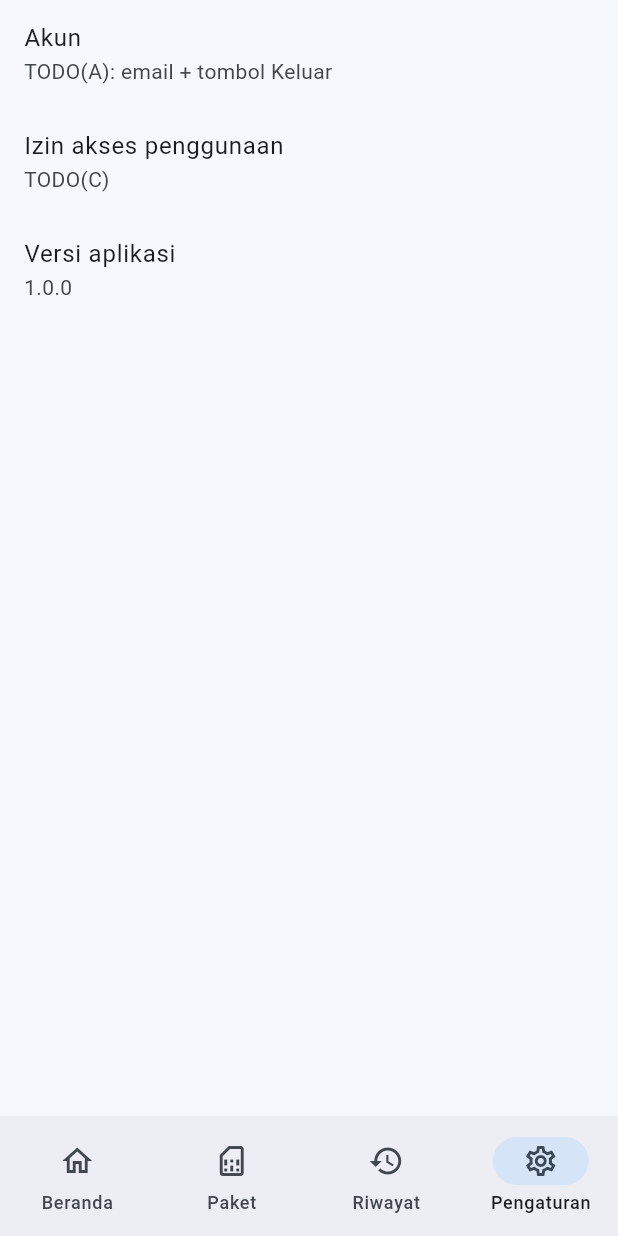
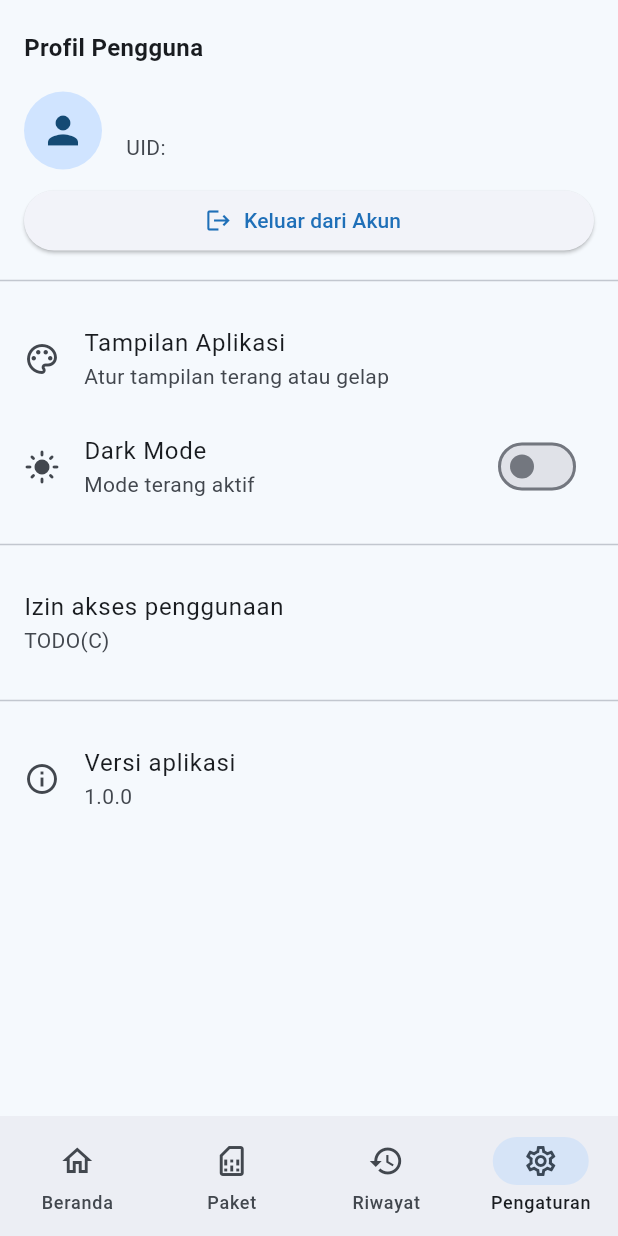
Before and after one commit to RedzyIN/datawise, a Flutter app: the screen it shows once a user with an empty profile is signed in, item 4 of the bottom bar chosen, on a phone screen of 412 x 824 dp. Run offline on Flutter 3.47's test engine with Material 3 defaults, Android fonts, the phone set to English and light mode, and no system bars; our stand-ins replace firebase_auth, firebase_core, sqflite; accounts and stored records are empty.

Commit message:
Implement authentication and settings features

```diff
--- a/lib/core/app_providers.dart
+++ b/lib/core/app_providers.dart
@@ -1,23 +1,33 @@
-// MILIK ARSITEK. Satu-satunya tempat mendaftarkan Repository, Service, dan Provider.
-// Minggu 2: ganti InMemory* dengan implementasi sqflite (bentuk sama).
+
+ // MILIK ARSITEK. Pendaftaran Repository, Service, dan Provider.
+// Integrasi SQLite Settings dan ThemeProvider untuk Anggota A.
+
 import 'package:provider/provider.dart';
 import 'package:provider/single_child_widget.dart';
+
+import 'theme_provider.dart';
 
 import '../features/auth/auth_provider.dart';
 import '../features/dashboard/dashboard_provider.dart';
 import '../features/package/package_provider.dart';
 import '../features/usage_monitor/usage_provider.dart';
+
 import '../repositories/repositories.dart';
+import '../repositories/sqflite_settings_repository.dart';
+
 import '../services/alert_service.dart';
 import '../services/auth_service.dart';
 import '../services/usage_service.dart';
 
 List<SingleChildWidget> buildAppProviders() {
-  // --- Repository (versi in-memory, minggu 1) ---
+  // --- Repository ---
   final packageRepo = InMemoryPackageRepository();
   final UsageRepository usageRepo = InMemoryUsageRepository(packageRepo);
   final AlertRepository alertRepo = InMemoryAlertRepository();
-  final SettingsRepository settingsRepo = InMemorySettingsRepository();
+
+  // Penyimpanan pengaturan menggunakan SQLite.
+  final SettingsRepository settingsRepo =
+      SqfliteSettingsRepository();
 
   // --- Service ---
   final AuthService authService = FirebaseAuthService();
@@ -25,21 +35,37 @@ List<SingleChildWidget> buildAppProviders() {
   final AlertService alertService = AlertServiceImpl(alertRepo, settingsRepo);
 
   return [
+    // --- Repository Provider ---
     Provider<PackageRepository>.value(value: packageRepo),
     Provider<UsageRepository>.value(value: usageRepo),
     Provider<AlertRepository>.value(value: alertRepo),
     Provider<SettingsRepository>.value(value: settingsRepo),
+
+    // --- Service Provider ---
     Provider<AuthService>.value(value: authService),
     Provider<UsageService>.value(value: usageService),
     Provider<AlertService>.value(value: alertService),
 
-    // --- Provider (ChangeNotifier) ---
-    ChangeNotifierProvider<AuthProvider>(create: (_) => AuthProvider(authService)),
-    ChangeNotifierProvider<PackageProvider>(create: (_) => PackageProvider(packageRepo)),
+    // --- ChangeNotifier Provider ---
+    ChangeNotifierProvider<AuthProvider>(
+      create: (_) => AuthProvider(authService),
+    ),
+    ChangeNotifierProvider<ThemeProvider>(
+      create: (_) => ThemeProvider(settingsRepo),
+    ),
+    ChangeNotifierProvider<PackageProvider>(
+      create: (_) => PackageProvider(packageRepo),
+    ),
     ChangeNotifierProvider<UsageProvider>(
-        create: (_) => UsageProvider(usageService, usageRepo, packageRepo)),
+      create: (_) => UsageProvider(usageService, usageRepo, packageRepo),
+    ),
     ChangeNotifierProvider<DashboardProvider>(
-        create: (_) =>
-            DashboardProvider(packageRepo, usageRepo, usageService, alertService)),
+      create: (_) => DashboardProvider(
+        packageRepo,
+        usageRepo,
+        usageService,
+        alertService,
+      ),
+    ),
   ];
 }
--- a/lib/core/theme.dart
+++ b/lib/core/theme.dart
@@ -1,7 +1,9 @@
-// MILIK ARSITEK (tema dasar). Anggota D menyempurnakan di lib/shared/.
-// Palet mengikuti dokumen Anggota D: biru muda, putih, bersih.
+
+// MILIK ARSITEK (tema dasar).
+// Penambahan Dark Mode untuk fitur Settings Anggota A.
 import 'package:flutter/material.dart';
 
+// Tema Light Mode
 ThemeData buildAppTheme() {
   const biruUtama = Color(0xFF3B9AE8);
   const biruTombol = Color(0xFF1F6FB8);
@@ -14,6 +16,7 @@ ThemeData buildAppTheme() {
       seedColor: biruUtama,
       primary: biruTombol,
       surface: Colors.white,
+      brightness: Brightness.light,
     ),
     scaffoldBackgroundColor: latar,
     appBarTheme: const AppBarTheme(
@@ -23,3 +26,23 @@ ThemeData buildAppTheme() {
     ),
   );
 }
+
+// Tema Dark Mode
+ThemeData buildDarkAppTheme() {
+  const biruUtama = Color(0xFF3B9AE8);
+
+  return ThemeData(
+    useMaterial3: true,
+    brightness: Brightness.dark,
+    colorScheme: ColorScheme.fromSeed(
+      seedColor: biruUtama,
+      brightness: Brightness.dark,
+    ),
+    scaffoldBackgroundColor: const Color(0xFF121212),
+    appBarTheme: const AppBarTheme(
+      backgroundColor: Color(0xFF1E1E1E),
+      foregroundColor: Colors.white,
+      elevation: 0,
+    ),
+  );
+}
--- /dev/null
+++ b/lib/core/theme_provider.dart
@@ -0,0 +1,57 @@
+
+import 'package:flutter/material.dart';
+
+import '../repositories/settings_repository.dart';
+
+class ThemeProvider extends ChangeNotifier {
+  ThemeProvider(this._settingsRepository);
+
+  final SettingsRepository _settingsRepository;
+
+  ThemeMode _themeMode = ThemeMode.light;
+  String? _currentUid;
+  int _requestId = 0;
+
+  ThemeMode get themeMode => _themeMode;
+
+  String _themeKey(String uid) => 'theme_mode_$uid';
+
+  Future<void> loadForUser(String? uid) async {
+    if (_currentUid == uid) return;
+
+    _currentUid = uid;
+    final requestId = ++_requestId;
+
+    if (uid == null) {
+      _themeMode = ThemeMode.light;
+      notifyListeners();
+      return;
+    }
+
+    final savedTheme = await _settingsRepository.get(_themeKey(uid));
+
+    if (_currentUid != uid || requestId != _requestId) return;
+
+    _themeMode =
+        savedTheme == 'dark' ? ThemeMode.dark : ThemeMode.light;
+
+    notifyListeners();
+  }
+
+  Future<void> setThemeMode(ThemeMode mode) async {
+    _themeMode = mode;
+    final requestId = ++_requestId;
+
+    notifyListeners();
+
+    final uid = _currentUid;
+    if (uid == null) return;
+
+    await _settingsRepository.set(
+      _themeKey(uid),
+      mode == ThemeMode.dark ? 'dark' : 'light',
+    );
+
+    if (requestId != _requestId) return;
+  }
+}
--- a/lib/features/settings/settings_page.dart
+++ b/lib/features/settings/settings_page.dart
@@ -1,30 +1,167 @@
-// PEMILIK: Anggota A (kerangka). C dan D menambah isi lewat PR masing-masing.
-// Susunan beku: 1 Akun (A) | 2 Izin data (C) | 3 Notifikasi (D) | 4 Pengaturan internet (C) | 5 Versi.
+
 import 'package:flutter/material.dart';
+import 'package:provider/provider.dart';
 
 import '../../core/constants.dart';
+import '../../core/theme_provider.dart';
+import '../auth/auth_provider.dart';
 import 'widgets/usage_permission_tile.dart';
 
 class SettingsPage extends StatelessWidget {
   const SettingsPage({super.key});
 
+  Future<void> _confirmLogout(
+    BuildContext context,
+    AuthProvider auth,
+  ) async {
+    final result = await showDialog<bool>(
+      context: context,
+      builder: (dialogContext) {
+        return AlertDialog(
+          title: const Text('Keluar dari akun?'),
+          content: const Text(
+            'Apakah kamu yakin ingin keluar dari akun DATAWISE?',
+          ),
+          actions: [
+            TextButton(
+              onPressed: () => Navigator.pop(dialogContext, false),
+              child: const Text('Batal'),
+            ),
+            ElevatedButton(
+              onPressed: () => Navigator.pop(dialogContext, true),
+              child: const Text('Keluar'),
+            ),
+          ],
+        );
+      },
+    );
+
+    if (result != true || !context.mounted) return;
+
+    await auth.logout();
+
+    if (!context.mounted) return;
+
+    if (auth.errorMessage != null) {
+      ScaffoldMessenger.of(context).showSnackBar(
+        SnackBar(content: Text(auth.errorMessage!)),
+      );
+    }
+  }
+
   @override
   Widget build(BuildContext context) {
-    return ListView(
-      children: const [
-        // 1. Akun
-        ListTile(title: Text('Akun'), subtitle: Text('TODO(A): email + tombol Keluar')),
+    return Consumer<AuthProvider>(
+      builder: (context, auth, child) {
+        final user = auth.currentUser;
 
-        // SLOT-C: izin penggunaan data
-        UsagePermissionTile(),
+        return ListView(
+          padding: const EdgeInsets.symmetric(vertical: 12),
+          children: [
+            // 1. Profil pengguna
+            const Padding(
+              padding: EdgeInsets.symmetric(horizontal: 16, vertical: 8),
+              child: Text(
+                'Profil Pengguna',
+                style: TextStyle(
+                  fontSize: 16,
+                  fontWeight: FontWeight.bold,
+                ),
+              ),
+            ),
 
-        // SLOT-D: notifikasi (tile milik D)
+            ListTile(
+              leading: const CircleAvatar(
+                radius: 26,
+                child: Icon(Icons.person, size: 30),
+              ),
+              title: Text(
+                user?.email ?? 'Tidak ada akun',
+                style: const TextStyle(fontWeight: FontWeight.w600),
+              ),
+              subtitle: user == null
+                  ? const Text('Belum ada pengguna yang login')
+                  : SelectableText('UID: ${user.uid}'),
+            ),
 
-        // SLOT-C: pengaturan internet Android
+            // Tombol keluar
+            Padding(
+              padding: const EdgeInsets.symmetric(horizontal: 16),
+              child: ElevatedButton.icon(
+                onPressed: auth.isLoading || user == null
+                    ? null
+                    : () => _confirmLogout(context, auth),
+                icon: auth.isLoading
+                    ? const SizedBox(
+                        width: 18,
+                        height: 18,
+                        child: CircularProgressIndicator(
+                          strokeWidth: 2,
+                        ),
+                      )
+                    : const Icon(Icons.logout),
+                label: Text(
+                  auth.isLoading ? 'Memproses...' : 'Keluar dari Akun',
+                ),
+              ),
+            ),
 
-        // 5. Versi aplikasi
-        ListTile(title: Text('Versi aplikasi'), subtitle: Text(AppConstants.appVersion)),
-      ],
+            const Divider(height: 32),
+
+            // 2. Pengaturan tema
+            const Padding(
+              padding: EdgeInsets.symmetric(horizontal: 16),
+              child: ListTile(
+                contentPadding: EdgeInsets.zero,
+                leading: Icon(Icons.palette_outlined),
+                title: Text('Tampilan Aplikasi'),
+                subtitle: Text('Atur tampilan terang atau gelap'),
+              ),
+            ),
+
+            Consumer<ThemeProvider>(
+              builder: (context, themeProvider, child) {
+                final isDark =
+                    themeProvider.themeMode == ThemeMode.dark;
+
+                return SwitchListTile(
+                  secondary: Icon(
+                    isDark ? Icons.dark_mode : Icons.light_mode,
+                  ),
+                  title: const Text('Dark Mode'),
+                  subtitle: Text(
+                    isDark ? 'Mode gelap aktif' : 'Mode terang aktif',
+                  ),
+                  value: isDark,
+                  onChanged: (value) {
+                    themeProvider.setThemeMode(
+                      value ? ThemeMode.dark : ThemeMode.light,
+                    );
+                  },
+                );
+              },
+            ),
+
+            const Divider(height: 32),
+
+            // SLOT-C: izin penggunaan data
+            const UsagePermissionTile(),
+
+            // SLOT-D: notifikasi milik Anggota D
+
+            // SLOT-C: pengaturan internet Android
+
+            const Divider(height: 32),
+
+            // 3. Informasi aplikasi
+            const ListTile(
+              leading: Icon(Icons.info_outline),
+              title: Text('Versi aplikasi'),
+              subtitle: Text(AppConstants.appVersion),
+            ),
+          ],
+        );
+      },
     );
   }
 }
--- a/lib/main.dart
+++ b/lib/main.dart
@@ -1,4 +1,7 @@
+
  // MILIK ARSITEK. firebase_options.dart dibuat oleh `flutterfire configure`.
+// Integrasi ThemeProvider untuk pengaturan Light Mode dan Dark Mode.
+
 import 'package:firebase_core/firebase_core.dart';
 import 'package:flutter/material.dart';
 import 'package:provider/provider.dart';
@@ -7,11 +10,17 @@ import 'package:provider/single_child_widget.dart';
 import 'core/app_providers.dart';
 import 'core/routes.dart';
 import 'core/theme.dart';
+import 'core/theme_provider.dart';
+import 'features/auth/auth_provider.dart';
 import 'firebase_options.dart';
 
 Future<void> main() async {
   WidgetsFlutterBinding.ensureInitialized();
-  await Firebase.initializeApp(options: DefaultFirebaseOptions.currentPlatform);
+
+  await Firebase.initializeApp(
+    options: DefaultFirebaseOptions.currentPlatform,
+  );
+
   runApp(const DatawiseApp());
 }
 
@@ -29,13 +38,41 @@ class _DatawiseAppState extends State<DatawiseApp> {
   Widget build(BuildContext context) {
     return MultiProvider(
       providers: _providers,
-      child: MaterialApp(
+      child: const _ThemeModeApp(),
+    );
+  }
+}
+
+class _ThemeModeApp extends StatelessWidget {
+  const _ThemeModeApp();
+
+  @override
+  Widget build(BuildContext context) {
+    return Consumer<AuthProvider>(
+      builder: (context, auth, child) {
+        final uid = auth.currentUser?.uid;
+
+        // Memuat tema sesuai akun yang sedang login.
+        WidgetsBinding.instance.addPostFrameCallback((_) {
+          if (context.mounted) {
+            context.read<ThemeProvider>().loadForUser(uid);
+          }
+        });
+
+        return Consumer<ThemeProvider>(
+          builder: (context, themeProvider, child) {
+            return MaterialApp(
               title: 'DATAWISE',
               debugShowCheckedModeBanner: false,
               theme: buildAppTheme(),
+              darkTheme: buildDarkAppTheme(),
+              themeMode: themeProvider.themeMode,
               initialRoute: Routes.gate,
               routes: appRoutes,
-      ),
+            );
+          },
+        );
+      },
     );
   }
 }
--- a/lib/services/auth_service.dart
+++ b/lib/services/auth_service.dart
@@ -139,6 +139,10 @@ class FirebaseAuthService implements AuthService {
 
   @override
   Future<void> logout() async {
-    await _auth.signOut();
+    try {
+      await _auth.signOut();
+    } on FirebaseAuthException catch (e) {
+      throw mapFirebaseAuthException(e);
+    }
   }
 }
```
Also changed, not shown: lib/repositories/sqflite_settings_repository.dart (added, +42 -0 lines), 1 other file. Lines whose indentation alone changed are shown as unchanged.
